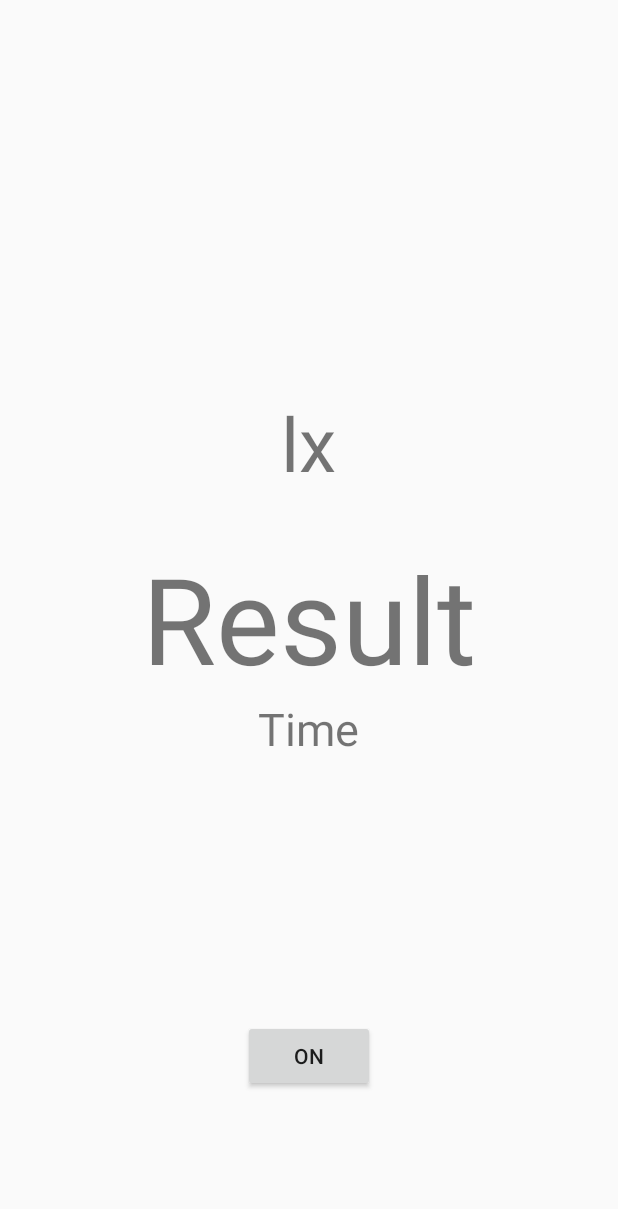
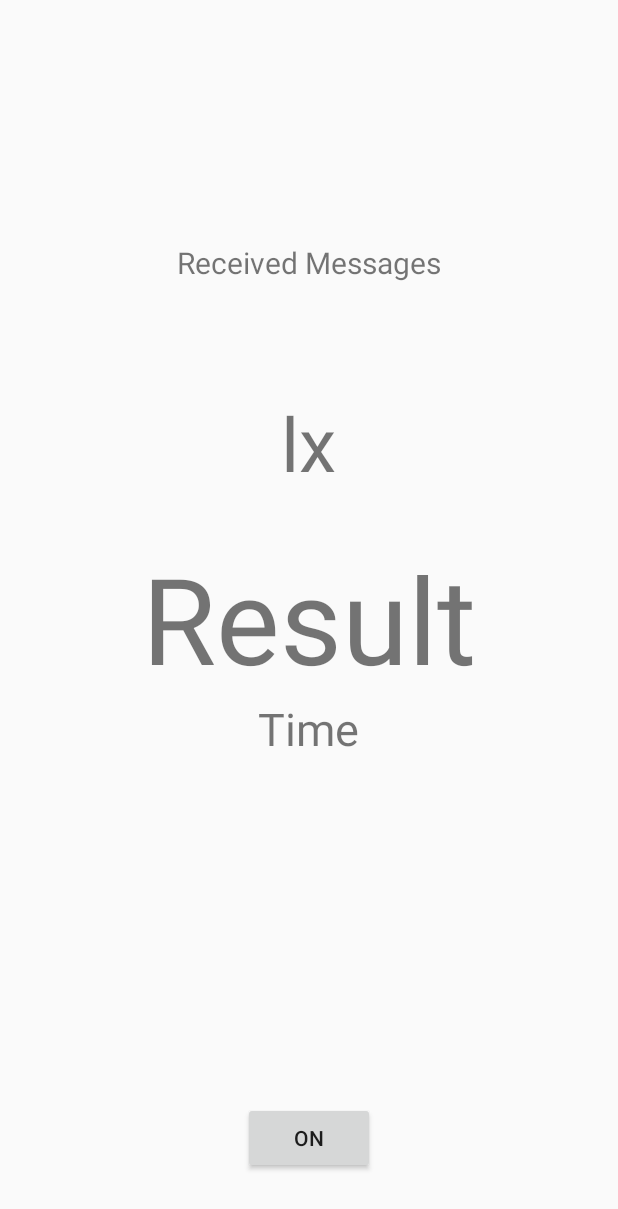
Before and after one commit to kentx422/MultiHandGesture, an Android app: the screen it shows after launch (MainActivity), on a phone screen of 412 x 824 dp. Shown: the top 1209 px of the screen. Run offline under Robolectric (Android 15) with nearby library versions, the phone set to English and light mode, and no system bars.

Commit message:
socketForAndroid
Androidアプリ側のソケット通信部分
ジェスチャ認識されたら、「送信時刻, macAdress, ジェスチャ開始時刻（millis）, ジェスチャの名前」をサーバに送信

サーバに送信すると他の接続している端末に、メッセージが送信されていることを確認

```diff
--- a/AndroidApp/TestIllumi/app/src/main/java/com/example/isdl/testillumi/MainActivity.java
+++ b/AndroidApp/TestIllumi/app/src/main/java/com/example/isdl/testillumi/MainActivity.java
@@ -9,8 +9,10 @@ import android.hardware.SensorManager;
 import android.net.wifi.WifiInfo;
 import android.net.wifi.WifiManager;
 import android.os.Bundle;
+import android.os.Handler;
 import android.view.View;
 import android.widget.Button;
+import android.widget.EditText;
 import android.widget.TextView;
 
 
@@ -18,7 +20,10 @@ import java.io.BufferedWriter;
 import java.io.File;
 import java.io.FileOutputStream;
 import java.io.IOException;
+import java.io.InputStream;
+import java.io.OutputStream;
 import java.io.OutputStreamWriter;
+import java.net.Socket;
 import java.text.DateFormat;
 import java.text.SimpleDateFormat;
 import java.util.Calendar;
@@ -36,6 +41,7 @@ public class MainActivity extends Activity implements SensorEventListener {
     private TextView illumi;
     private TextView result;
     private TextView timeStamp;
+    private TextView receivedMessage;
     private Button button;
     private boolean flag =true;
     private String illumiAndTimeData ="";
@@ -50,6 +56,24 @@ public class MainActivity extends Activity implements SensorEventListener {
     String str;
     int num=0;
 
+    private final static String BR=System.getProperty("line.separator");
+    //IPアドレスの指定
+    private final static String IP = "172.20.11.191";
+    private final static int PORT = 8081;
+
+    private TextView lblReceive;//受信ラベル
+    private EditText edtSend;   //送信エディットテキスト
+    private Button   btnSend;   //送信ボタン
+
+    private Socket socket; //ソケット
+    private InputStream in;     //入力ストリーム
+    private OutputStream out;    //出力ストリーム
+    private boolean      error;  //エラー
+
+    private final Handler handler=new Handler();//ハンドラ
+
+    private String messageForSending="";
+    private String messageForReciving="";
     String startTimeStamp="";
 
     double calibrationDevice=1.1;
@@ -105,6 +129,7 @@ public class MainActivity extends Activity implements SensorEventListener {
         illumi =(TextView)findViewById(R.id.textViewA);
         result =(TextView)findViewById(R.id.textViewB);
         timeStamp =(TextView)findViewById(R.id.textViewC);
+        receivedMessage =(TextView)findViewById(R.id.textViewD);
         manager = (SensorManager)getSystemService(SENSOR_SERVICE);
 
 
@@ -120,10 +145,125 @@ public class MainActivity extends Activity implements SensorEventListener {
         //--
     }
     @Override
+    public void onStart() {
+        super.onStart();
+
+        //スレッドの生成
+        Thread thread=new Thread(){
+            public void run() {
+                try {
+                    connect(IP,PORT);
+                } catch (Exception e) {
+                }
+            }
+        };
+        thread.start();
+    }
+    //アクティビティの停止時に呼ばれる
+    @Override
     public void onStop() {
         super.onStop();
+        disconnect();
+    }
 
+        //接続
+    private void connect(String ip,int port) {
+        int size;
+        String strBuf = "";
+        byte[] w=new byte[1024];
+        try {
+            //ソケット接続
+            //addText("接続中");
+            //connectState.setText("接続中");
+            socket=new Socket(ip,port);
+            in =socket.getInputStream();
+            out=socket.getOutputStream();
+            //addText("接続完了");
+            //connectState.setText("接続完了");
+
+            //受信ループ
+            /*if(socket.isConnected()){
+                connectState.setText("受信できそう");
+            }
+            else{
+                connectState.setText("受信できなさそう");
+            }*/
+            while (socket!=null && socket.isConnected()) {
+                //データの受信
+                size=in.read(w);
+                if (size<=0) continue;
+                strBuf =new String(w,0,size,"UTF-8");
+                //strRecive = str;
+                final String finalStrBuf = strBuf;
+                handler.post(new Runnable(){
+                    @Override
+                    public void run() {
+                        if (!error) {
+                            String[] strSplit = finalStrBuf.split(",");
+                            receivedMessage.setText(finalStrBuf);
+//                            connectState.setText("***"+macAddress+"<=>"+strSplit[0]+"***");
+//                            if(macAddress.equals(strSplit[0])){
+//                                device[0].setText("macAddress\t: "+strSplit[0]+"\nLastType\t: "+strSplit[1]+"\nDoneTime\t: "+strSplit[2]);
+//                            }
+//                            else{
+//                                device[1].setText("macAddress\t: "+strSplit[0]+"\nLastType\t: "+strSplit[1]+"\nDoneTime\t: "+strSplit[2]);
+//                            }
+
+                        } else {
+                            //addText("通信失敗しました");
+                            //connectState.setText("通信失敗しました2");
+                        }
+                    }});
+                //ラベルへの文字列追加
+                //connectState.setText("受信");
+                //receive.setText(""+str);
+            }
+        } catch (Exception e) {
+            //addText("通信失敗しました");
+            //connectState.setText("通信失敗しました\n"+e);
+        }
     }
+
+    public void onServe(final String anser) {
+        //スレッッドの生成
+        Thread thread=new Thread(new Runnable(){public void run(){
+            error=false;
+            try {
+                //データの送信
+                if (socket!=null && socket.isConnected()) {
+                    //String write = serveTime +","+ macAddress +","+anser;
+                    byte[] w= anser.getBytes("UTF8");
+                    out.write(w);
+                    out.flush();
+                }
+            } catch (Exception e) {
+                error=true;
+            }
+            //ハンドラの生成
+            handler.post(new Runnable(){
+                @Override
+                public void run() {
+                    if (!error) {
+                    } else {
+                        //addText("通信失敗しました");
+                        //connectState.setText("通信失敗しました2");
+                    }
+                }});
+        }});
+        thread.start();
+    }
+
+    //切断
+    private void disconnect() {
+        try {
+            onServe("see u");
+            socket.close();
+            socket=null;
+        } catch (Exception e) {
+        }
+    }
+
+    //--------------接続プログラム終わり
 
     public void onResume(){
         super.onResume();
@@ -139,6 +279,7 @@ public class MainActivity extends Activity implements SensorEventListener {
     class  clickListener implements View.OnClickListener{
         @Override
         public void onClick(View view){
+            //onServe(macAddress);
             if(view == button){
                 if(onoff == 0){
                     onoff = 1;
@@ -212,8 +353,10 @@ public class MainActivity extends Activity implements SensorEventListener {
                         result.setText(ans);
                         //timeStamp.setText("" + startTimeStamp);
                         timeStamp.setText(""+start);
-                        sendFile(ans,illumiAndTimeData);
+                        sendFile(ans, illumiAndTimeData);
                         illumiAndTimeData="";
+                        String serveTime = getNowDate();
+                        onServe(serveTime +","+ macAddress +","+start+","+ans);
                     } else result.setText("OK");
                     num = 1;
                 }
@@ -229,10 +372,10 @@ public class MainActivity extends Activity implements SensorEventListener {
     }
 
     private void sendFile(String fileName, String message){
-        try {
-            save2SD(fileName, message);
-        } catch (IOException e) {
-        }
+//        try {
+//            save2SD(fileName, message);
+//        } catch (IOException e) {
+//        }
     }
     private void save2SD(String fileName, String message) throws IOException {
         // ファイル保存先をSDカード内のパッケージ名フォルダ以下のsample.txtとします。
@@ -399,6 +542,9 @@ public class MainActivity extends Activity implements SensorEventListener {
         else if(macAddress.equals("ac:22:0b:5c:8c:0c")){
             calibrationDevice=3.20;
         }
+        else if(macAddress.equals("02:00:00:00:00:00")){
+            calibrationDevice=4.57;
+        }
         else{
             calibrationDevice=0.0;
         }
--- a/AndroidApp/TestIllumi/app/src/main/res/layout/activity_main.xml
+++ b/AndroidApp/TestIllumi/app/src/main/res/layout/activity_main.xml
@@ -33,9 +33,9 @@
         android:layout_width="wrap_content"
         android:layout_height="wrap_content"
         android:text="ON"
+        android:layout_marginBottom="25dp"
         android:layout_alignParentBottom="true"
-        android:layout_centerHorizontal="true"
-        android:layout_marginBottom="80dp" />
+        android:layout_centerHorizontal="true" />
 
     <TextView
         android:id="@+id/textViewC"
@@ -47,4 +47,14 @@
         android:layout_centerHorizontal="true"
         android:layout_marginBottom="100dp"/>
 
+    <TextView
+        android:id="@+id/textViewD"
+        android:layout_width="wrap_content"
+        android:layout_height="wrap_content"
+        android:text="Received Messages"
+        android:textSize="20dp"
+        android:layout_above="@+id/textViewB"
+        android:layout_centerHorizontal="true"
+        android:layout_marginBottom="170dp" />
+
 </RelativeLayout>
```
Also changed, not shown: 2 other files.
